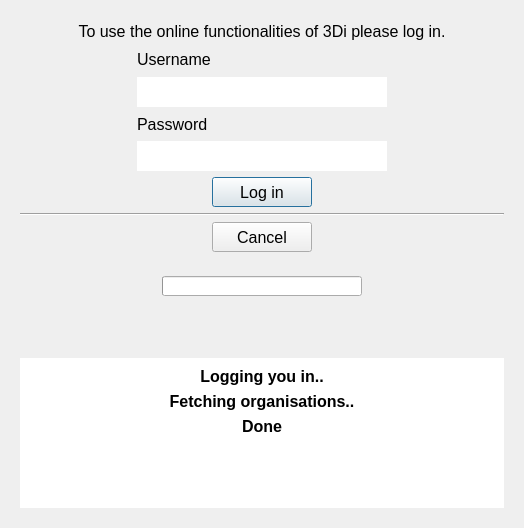
First picture: the form in threedi_models_and_simulations/ui/log_in.ui, repository nens/threedi-api-qgis-client, before the edit.
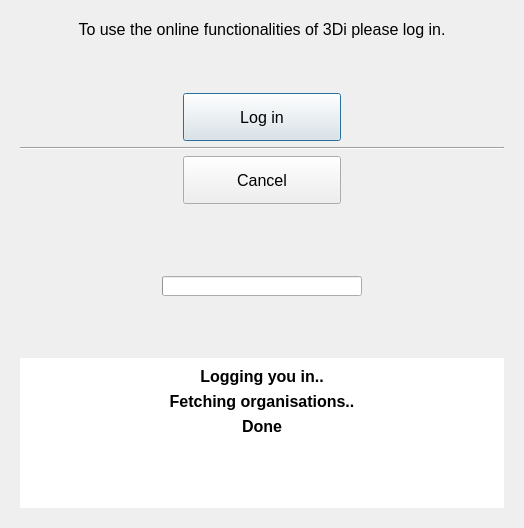
Second picture: the form after the edit.

The edit to the form file:
```diff
--- a/threedi_models_and_simulations/ui/log_in.ui
+++ b/threedi_models_and_simulations/ui/log_in.ui
@@ -49,99 +49,6 @@
       </font>
      </property>
      <layout class="QGridLayout" name="gridLayout_5">
-      <item row="1" column="1">
-       <widget class="QLabel" name="label_2">
-        <property name="text">
-         <string>Username</string>
-        </property>
-        <property name="indent">
-         <number>0</number>
-        </property>
-       </widget>
-      </item>
-      <item row="1" column="2">
-       <spacer name="horizontalSpacer_4">
-        <property name="orientation">
-         <enum>Qt::Horizontal</enum>
-        </property>
-        <property name="sizeHint" stdset="0">
-         <size>
-          <width>108</width>
-          <height>20</height>
-         </size>
-        </property>
-       </spacer>
-      </item>
-      <item row="3" column="1">
-       <widget class="QLabel" name="label_3">
-        <property name="text">
-         <string>Password</string>
-        </property>
-       </widget>
-      </item>
-      <item row="1" column="0">
-       <spacer name="horizontalSpacer_3">
-        <property name="orientation">
-         <enum>Qt::Horizontal</enum>
-        </property>
-        <property name="sizeHint" stdset="0">
-         <size>
-          <width>108</width>
-          <height>20</height>
-         </size>
-        </property>
-       </spacer>
-      </item>
-      <item row="4" column="1">
-       <widget class="QLineEdit" name="le_pass">
-        <property name="sizePolicy">
-         <sizepolicy hsizetype="Expanding" vsizetype="Preferred">
-          <horstretch>0</horstretch>
-          <verstretch>0</verstretch>
-         </sizepolicy>
-        </property>
-        <property name="minimumSize">
-         <size>
-          <width>250</width>
-          <height>30</height>
-         </size>
-        </property>
-        <property name="text">
-         <string/>
-        </property>
-        <property name="frame">
-         <bool>false</bool>
-        </property>
-        <property name="echoMode">
-         <enum>QLineEdit::Password</enum>
-        </property>
-       </widget>
-      </item>
-      <item row="2" column="1">
-       <widget class="QLineEdit" name="le_user">
-        <property name="sizePolicy">
-         <sizepolicy hsizetype="MinimumExpanding" vsizetype="Preferred">
-          <horstretch>0</horstretch>
-          <verstretch>0</verstretch>
-         </sizepolicy>
-        </property>
-        <property name="minimumSize">
-         <size>
-          <width>250</width>
-          <height>30</height>
-         </size>
-        </property>
-        <property name="text">
-         <string/>
-        </property>
-        <property name="frame">
-         <bool>false</bool>
-        </property>
-        <property name="cursorPosition">
-         <number>0</number>
-        </property>
-       </widget>
-      </item>
       <item row="0" column="0" colspan="3">
        <widget class="QLabel" name="label">
         <property name="sizePolicy">
@@ -158,69 +65,7 @@
         </property>
        </widget>
       </item>
-      <item row="7" column="1">
-       <layout class="QHBoxLayout" name="horizontalLayout_4">
-        <item>
-         <spacer name="horizontalSpacer_14">
-          <property name="orientation">
-           <enum>Qt::Horizontal</enum>
-          </property>
-          <property name="sizeHint" stdset="0">
-           <size>
-            <width>40</width>
-            <height>20</height>
-           </size>
-          </property>
-         </spacer>
-        </item>
-        <item>
-         <widget class="QPushButton" name="pb_cancel">
-          <property name="sizePolicy">
-           <sizepolicy hsizetype="Preferred" vsizetype="Preferred">
-            <horstretch>0</horstretch>
-            <verstretch>0</verstretch>
-           </sizepolicy>
-          </property>
-          <property name="minimumSize">
-           <size>
-            <width>100</width>
-            <height>30</height>
-           </size>
-          </property>
-          <property name="maximumSize">
-           <size>
-            <width>16777215</width>
-            <height>16777215</height>
-           </size>
-          </property>
-          <property name="text">
-           <string>Cancel</string>
-          </property>
-         </widget>
-        </item>
-        <item>
-         <spacer name="horizontalSpacer_15">
-          <property name="orientation">
-           <enum>Qt::Horizontal</enum>
-          </property>
-          <property name="sizeHint" stdset="0">
-           <size>
-            <width>40</width>
-            <height>20</height>
-           </size>
-          </property>
-         </spacer>
-        </item>
-       </layout>
-      </item>
-      <item row="6" column="0" colspan="3">
-       <widget class="Line" name="line">
-        <property name="orientation">
-         <enum>Qt::Horizontal</enum>
-        </property>
-       </widget>
-      </item>
-      <item row="5" column="1">
+      <item row="2" column="1">
        <layout class="QHBoxLayout" name="horizontalLayout_5">
         <item>
          <spacer name="horizontalSpacer_9">
@@ -238,7 +83,7 @@
         <item>
          <widget class="QPushButton" name="pb_log_in">
           <property name="sizePolicy">
-           <sizepolicy hsizetype="Preferred" vsizetype="Preferred">
+           <sizepolicy hsizetype="Expanding" vsizetype="Expanding">
             <horstretch>0</horstretch>
             <verstretch>0</verstretch>
            </sizepolicy>
@@ -284,6 +129,94 @@
         </item>
        </layout>
       </item>
+      <item row="3" column="0" colspan="3">
+       <widget class="Line" name="line">
+        <property name="orientation">
+         <enum>Qt::Horizontal</enum>
+        </property>
+       </widget>
+      </item>
+      <item row="5" column="1">
+       <spacer name="verticalSpacer_2">
+        <property name="orientation">
+         <enum>Qt::Vertical</enum>
+        </property>
+        <property name="sizeHint" stdset="0">
+         <size>
+          <width>20</width>
+          <height>40</height>
+         </size>
+        </property>
+       </spacer>
+      </item>
+      <item row="4" column="1">
+       <layout class="QHBoxLayout" name="horizontalLayout_4">
+        <item>
+         <spacer name="horizontalSpacer_14">
+          <property name="orientation">
+           <enum>Qt::Horizontal</enum>
+          </property>
+          <property name="sizeHint" stdset="0">
+           <size>
+            <width>40</width>
+            <height>20</height>
+           </size>
+          </property>
+         </spacer>
+        </item>
+        <item>
+         <widget class="QPushButton" name="pb_cancel">
+          <property name="sizePolicy">
+           <sizepolicy hsizetype="Expanding" vsizetype="Expanding">
+            <horstretch>0</horstretch>
+            <verstretch>0</verstretch>
+           </sizepolicy>
+          </property>
+          <property name="minimumSize">
+           <size>
+            <width>100</width>
+            <height>30</height>
+           </size>
+          </property>
+          <property name="maximumSize">
+           <size>
+            <width>16777215</width>
+            <height>16777215</height>
+           </size>
+          </property>
+          <property name="text">
+           <string>Cancel</string>
+          </property>
+         </widget>
+        </item>
+        <item>
+         <spacer name="horizontalSpacer_15">
+          <property name="orientation">
+           <enum>Qt::Horizontal</enum>
+          </property>
+          <property name="sizeHint" stdset="0">
+           <size>
+            <width>40</width>
+            <height>20</height>
+           </size>
+          </property>
+         </spacer>
+        </item>
+       </layout>
+      </item>
+      <item row="1" column="1">
+       <spacer name="verticalSpacer_4">
+        <property name="orientation">
+         <enum>Qt::Vertical</enum>
+        </property>
+        <property name="sizeHint" stdset="0">
+         <size>
+          <width>20</width>
+          <height>40</height>
+         </size>
+        </property>
+       </spacer>
+      </item>
      </layout>
     </widget>
    </item>
```
Left out of the diff: 2 changed lines with no effect on the pictures.
